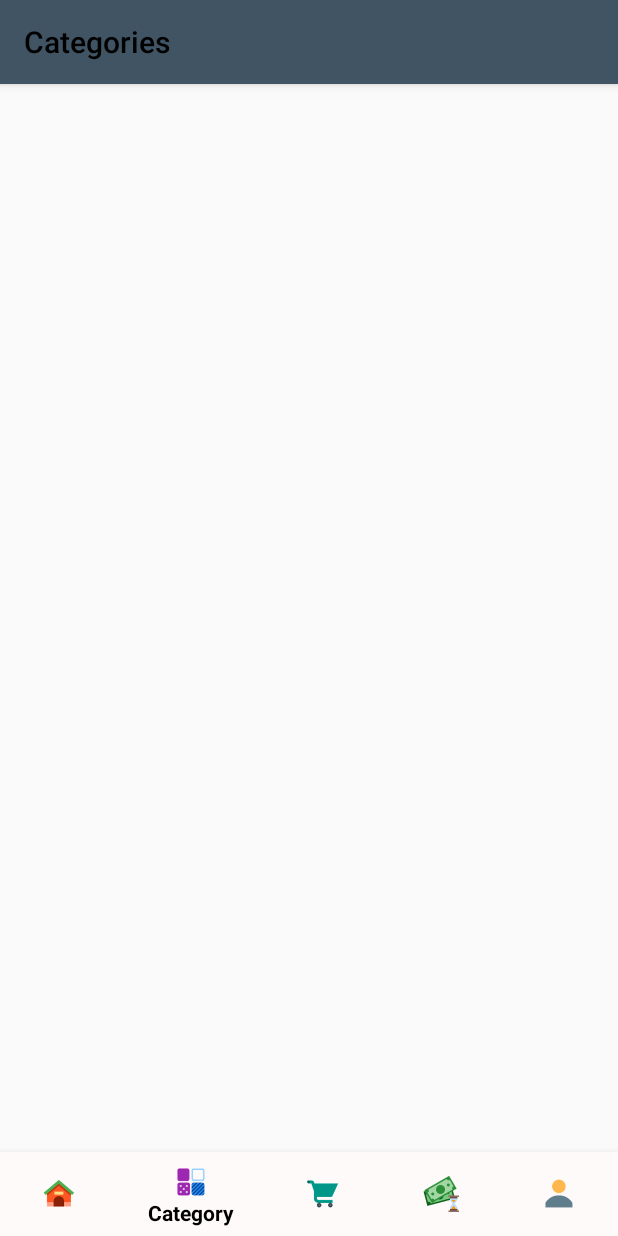
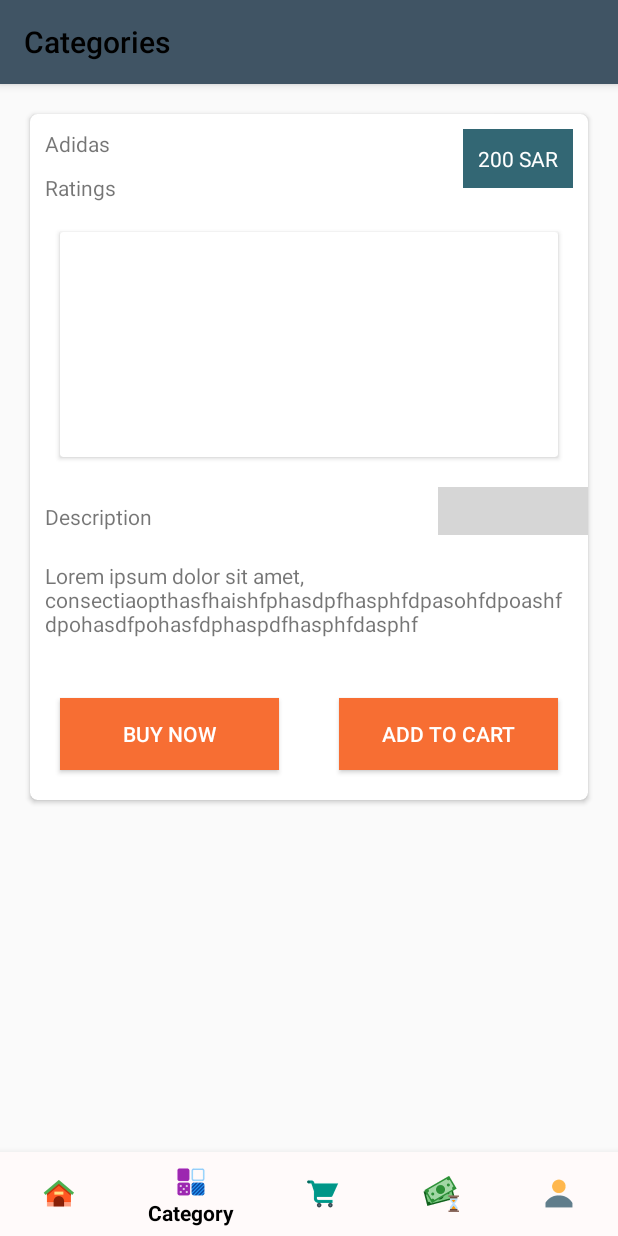
Before and after one commit to GOPINATHSWAMINATHAN/ShoeApp, an Android app: the fragment ProductView placed in its activity, item 2 of the bottom bar chosen, on a phone screen of 412 x 824 dp. Run offline under Robolectric (Android 15) with nearby library versions, the phone set to English and light mode, and no system bars; plain views replace IncDecCircular; pictures from the network do not load; grey boxes are pictures that could not be loaded.

Commit message:
Initial Commit

```diff
--- a/app/src/main/java/myshoes/com/myshoes/MainActivity.java
+++ b/app/src/main/java/myshoes/com/myshoes/MainActivity.java
@@ -75,7 +75,7 @@ String firstTitle="Home";
                            s1.setSpan(new ForegroundColorSpan(Color.BLACK), 0, title.length(), Spannable.SPAN_EXCLUSIVE_EXCLUSIVE);
                            toolBar.setTitle(s1);
 
-                           fragment=new Category();
+                           fragment=new ProductView();
                            loadFragment(fragment);
                           // toolBar.setTitle("Categories");
                            return true;
--- a/app/src/main/java/myshoes/com/myshoes/ProductView.java
+++ b/app/src/main/java/myshoes/com/myshoes/ProductView.java
@@ -21,10 +21,11 @@ public class ProductView extends Fragment {
     ImageView productImage;
     String imageUrl;
 
+
     @Override
     public void onCreate(@Nullable Bundle savedInstanceState) {
         super.onCreate(savedInstanceState);
-        imageUrl = getArguments().getString("imageurl");
+//        imageUrl = getArguments().getString("imageurl");
     }
 
     @Nullable
@@ -35,10 +36,10 @@ public class ProductView extends Fragment {
         View v = inflater.inflate(R.layout.product_view, container, false);
         //mViewFlipper = v.findViewById(R.id.product_images);
         productImage = v.findViewById(R.id.product_images);
-
-        Glide.with(getActivity())
-                .load(imageUrl)
-                .into(productImage);
+//
+//        Glide.with(getActivity())
+//                .load(imageUrl)
+//                .into(productImage);
         return v;
     }
 
--- a/app/src/main/res/layout/product_view.xml
+++ b/app/src/main/res/layout/product_view.xml
@@ -106,47 +106,40 @@
                 android:layout_margin="10dp"
                 android:text="Lorem ipsum dolor sit amet, consectiaopthasfhaishfphasdpfhasphfdpasohfdpoashfdpohasdfpohasfdphaspdfhasphfdasphf" />
 
-            <!--<LinearLayout-->
-                <!--android:layout_width="match_parent"-->
-                <!--android:layout_height="wrap_content"-->
-                <!--android:layout_below="@id/description_text"-->
-                <!--android:layout_marginTop="10dp"-->
-                <!--android:orientation="horizontal">-->
+            <LinearLayout
+                android:layout_width="match_parent"
+                android:layout_height="wrap_content"
+                android:layout_below="@id/description_text"
+                android:layout_marginTop="10dp"
+                android:orientation="horizontal">
 
-                <!--<Button-->
-                    <!--android:layout_width="match_parent"-->
-                    <!--android:layout_height="wrap_content"-->
-                    <!--android:layout_below="@id/description_text"-->
-                    <!--android:layout_margin="20dp"-->
-                    <!--android:layout_weight="1"-->
-                    <!--android:background="#f76e33"-->
-                    <!--android:text="Buy Now"-->
-                    <!--android:textColor="#fff" />-->
+                <Button
+                    android:layout_width="match_parent"
+                    android:layout_height="wrap_content"
+                    android:layout_below="@id/description_text"
+                    android:layout_margin="20dp"
+                    android:layout_weight="1"
+                    android:background="#f76e33"
+                    android:text="Buy Now"
+                    android:textColor="#fff" />
 
-                <!--<Button-->
-                    <!--android:layout_width="match_parent"-->
-                    <!--android:layout_height="wrap_content"-->
-                    <!--android:layout_margin="20dp"-->
-                    <!--android:layout_weight="1"-->
-                    <!--android:background="#f76e33"-->
-                    <!--android:text="ADD To cart"-->
-                    <!--android:textColor="#fff" />-->
+                <Button
+                    android:layout_width="match_parent"
+                    android:layout_height="wrap_content"
+                    android:layout_margin="20dp"
+                    android:layout_weight="1"
+                    android:background="#f76e33"
+                    android:text="ADD To cart"
+                    android:textColor="#fff" />
 
 
-            <!--</LinearLayout>-->
+            </LinearLayout>
         </RelativeLayout>
 
     </android.support.v7.widget.CardView>
 
 </ScrollView>
-    <android.support.design.widget.BottomNavigationView
-        android:id="@+id/navigation"
-        android:layout_width="match_parent"
-        android:layout_height="wrap_content"
-        android:layout_gravity="bottom"
-        android:background="?android:attr/windowBackground"
-        app:itemBackground="@color/bgBottomNavigation"
-        android:foreground="?attr/selectableItemBackground"
-        app:itemTextColor="@android:color/black"
-        app:menu="@menu/product_view_menu" />
+
+
+
 </android.support.design.widget.CoordinatorLayout>
```
